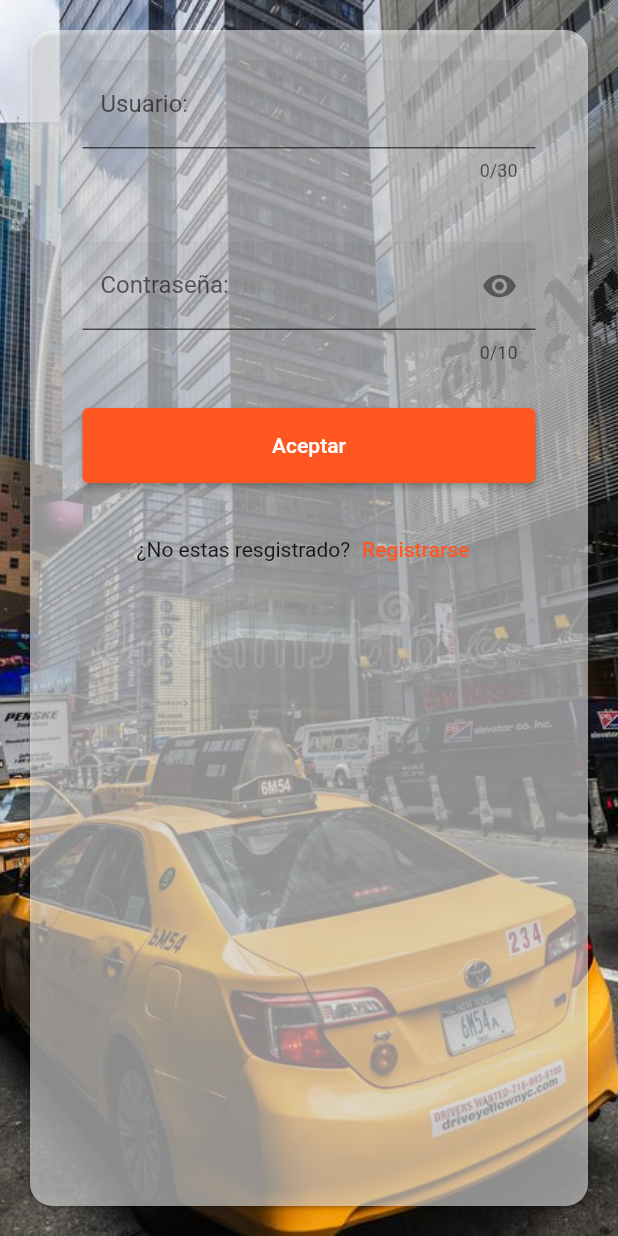
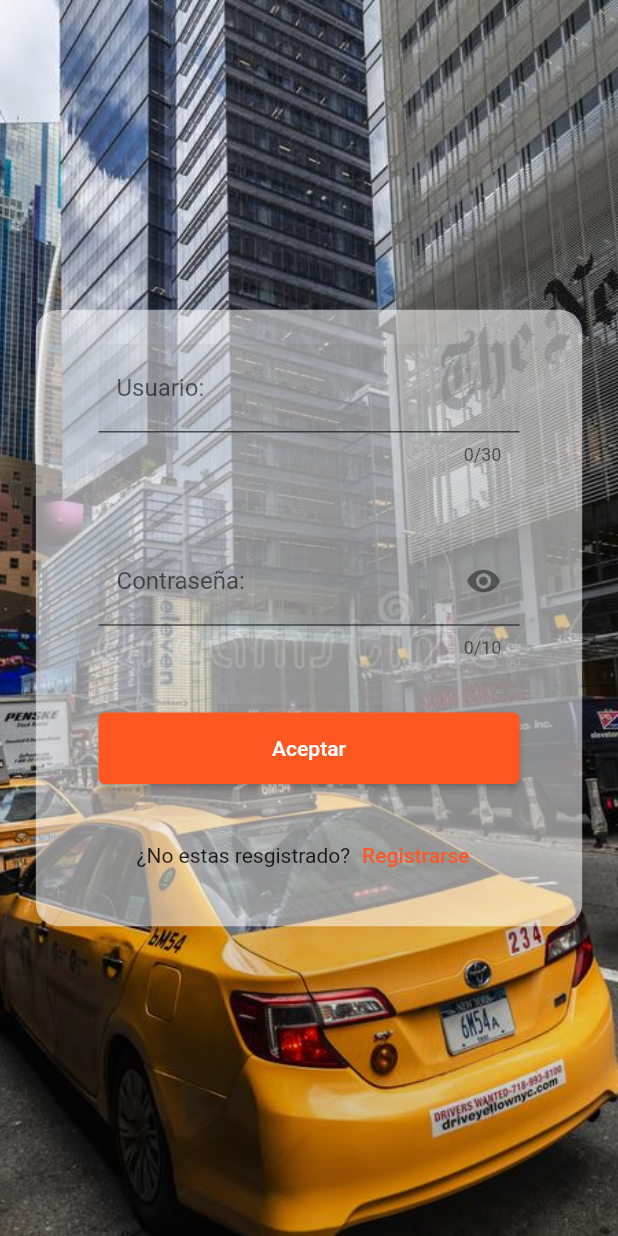
Before and after one commit to CarlosUlloaSoftnet/TestTaxis, a Flutter app: the screen it shows after launch, on a phone screen of 412 x 824 dp. Run offline on Flutter 3.47's test engine with Material 2 defaults, Android fonts, the light colour scheme and no system bars; our stand-ins replace cloud_firestore, flutter_keyboard_visibility, flutter_screenutil, flutter_spinkit, google_maps_flutter, location and 2 more; missing offline and left inert: flutter_sliding_up_panel, google_maps_webservice, google_place; accounts and stored records are empty.

```diff
--- a/lib/screens/login.dart
+++ b/lib/screens/login.dart
@@ -3,6 +3,7 @@ import 'dart:io';
 import 'package:flutter/cupertino.dart';
 import 'package:flutter/material.dart';
 import 'package:flutter/services.dart';
+import 'package:flutter_screenutil/flutter_screenutil.dart';
 
 class LoginPage extends StatefulWidget {
   const LoginPage({Key? key}) : super(key: key);
@@ -27,6 +28,7 @@ class _LoginPageState extends State<LoginPage> {
   @override
   Widget build(BuildContext context) {
     return Scaffold(
+      resizeToAvoidBottomInset: false,
       body: Form(
         key: _formKey,
         child: Stack(
@@ -42,17 +44,17 @@ class _LoginPageState extends State<LoginPage> {
             ),
             Center(
               child: Card(
+                elevation: 150,
                 color: Colors.white54,
                 shape: RoundedRectangleBorder(
                   borderRadius: BorderRadius.circular(15.0),
                 ),
-                margin: const EdgeInsets.only(
-                    left: 20, bottom: 20, right: 20, top: 20),
+                margin: EdgeInsets.all(20.h),
                 child: Padding(
                   padding:
-                      const EdgeInsets.symmetric(horizontal: 35, vertical: 20),
+                       EdgeInsets.symmetric(horizontal: 35.h, vertical: 20.w),
                   child: Column(
-                    mainAxisSize: MainAxisSize.max,
+                    mainAxisSize: MainAxisSize.min,
                     children: <Widget>[
                       TextFormField(
                         autofillHints: const [AutofillHints.username],
@@ -88,8 +90,8 @@ class _LoginPageState extends State<LoginPage> {
                               : null,
                         ),
                       ),
-                      const SizedBox(
-                        height: 40,
+                      SizedBox(
+                        height: 40.h,
                       ),
                       TextFormField(
                         autofillHints: const [AutofillHints.password],
@@ -124,10 +126,10 @@ class _LoginPageState extends State<LoginPage> {
                             )),
                       ),
                       Padding(
-                        padding: const EdgeInsets.only(top: 30),
+                        padding: EdgeInsets.only(top: 30.h),
                         child: SizedBox(
                           width: double.infinity,
-                          height: 50,
+                          height: 40.h,
                           child: ElevatedButton(
                             child: const Text("Aceptar"),
                             // style: ElevatedButton.styleFrom(
@@ -141,8 +143,8 @@ class _LoginPageState extends State<LoginPage> {
                           ),
                         ),
                       ),
-                      const SizedBox(
-                        height: 20,
+                      SizedBox(
+                        height: 20.h,
                       ),
                       Row(
                         mainAxisAlignment: MainAxisAlignment.center,
--- a/lib/screens/main.dart
+++ b/lib/screens/main.dart
@@ -1,5 +1,6 @@
 import 'package:flutter/cupertino.dart';
 import 'package:flutter/material.dart';
+import 'package:flutter_screenutil/flutter_screenutil.dart';
 import 'package:provider/provider.dart';
 import 'package:test_project/providers/app_state.dart';
 import 'package:test_project/screens/profile.dart';
@@ -24,7 +25,10 @@ class MyApp extends StatelessWidget {
   static const String routeName = '/MyApp';
   @override
   Widget build(BuildContext context) {
-    return MaterialApp(
+    return ScreenUtilInit(
+      designSize: const Size(360, 690),
+      builder: ()=> MaterialApp(
+        debugShowCheckedModeBanner: false,
         title: 'Taxis',
         initialRoute: "/",
         routes: {
@@ -40,6 +44,7 @@ class MyApp extends StatelessWidget {
             primaryColor: Colors.orange,
             secondaryHeaderColor: Colors.black),
         home: LoginPage(),
+      ),
     );
   }
 }
--- a/pubspec.yaml
+++ b/pubspec.yaml
@@ -54,6 +54,7 @@ dependencies:
   sliding_up_panel: ^2.0.0+1
   flutter_sliding_up_panel: ^2.0.1
   flutter_spinkit: ^5.1.0
+  flutter_screenutil: ^5.3.1
 
 
 dev_dependencies:
```
Also changed, not shown: lib/widgets/destination_selection.dart (+42 -26 lines), pubspec.lock. Lines whose indentation alone changed are shown as unchanged.
